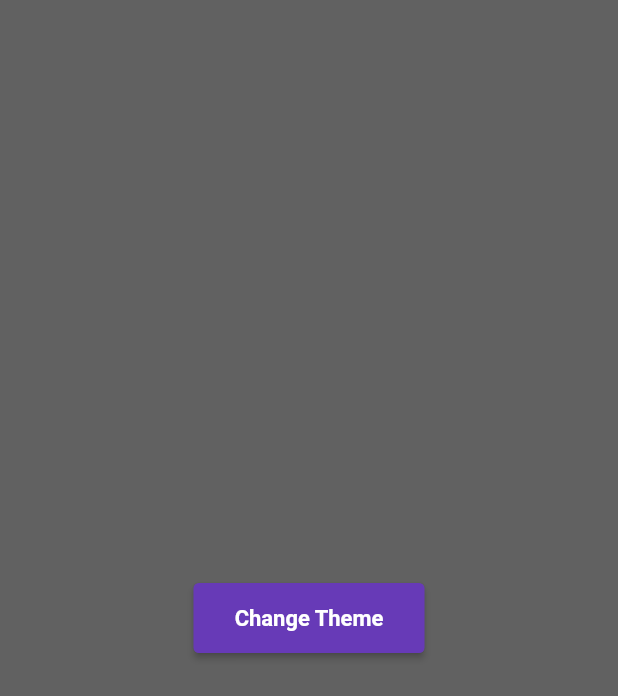
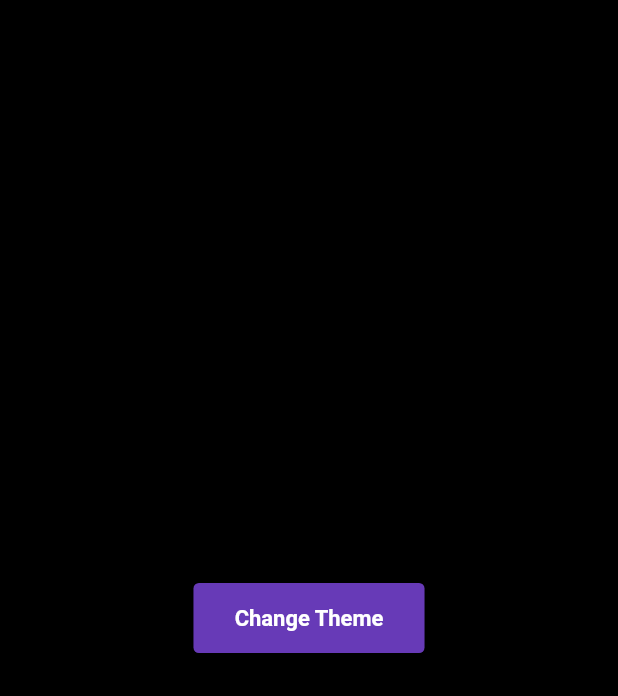
Before and after one commit to ScribbleRiyad/test_project, a Flutter app: the HomePage screen opened by its route, after a tap on "Change Theme", on a phone screen of 412 x 824 dp. Shown: the top 696 px of the screen. Run offline on Flutter 3.47's test engine with Material 2 defaults, Android fonts, the phone set to English and light mode, and no system bars; our stand-ins replace auto_route, dio, get, get_storage, google_fonts, responsive_framework; accounts and stored records are empty; statements that could not run were skipped.

Commit message:
fixing Color

```diff
--- a/lib/app/Utils/constants.dart
+++ b/lib/app/Utils/constants.dart
@@ -1,41 +1 @@
-import 'package:flutter/material.dart';
-import 'package:get/get.dart';
-import 'package:google_fonts/google_fonts.dart';
-import 'package:shared_preferences/shared_preferences.dart';
-
-class Constants {
-  static final light = ThemeData.light().copyWith(
-    backgroundColor: Colors.white,
-    buttonColor: Colors.cyan,
-    bottomAppBarColor: Colors.cyan,
-    buttonTheme: const ButtonThemeData(
-      buttonColor: Colors.cyan,
-      textTheme: ButtonTextTheme.primary,
-    ),
-  );
-  static final dark = ThemeData.dark().copyWith(
-    scaffoldBackgroundColor: Colors.black,
-    buttonColor: Colors.deepPurple,
-    bottomAppBarColor: Colors.deepPurple,
-    buttonTheme: const ButtonThemeData(
-      buttonColor: Colors.deepPurple,
-      textTheme: ButtonTextTheme.primary,
-    ),
-  );
-  final RxBool isLightTheme = false.obs;
-
-  final Future<SharedPreferences> _prefs = SharedPreferences.getInstance();
-
-  saveThemeStatus() async {
-    SharedPreferences pref = await _prefs;
-    pref.setBool('theme', isLightTheme.value);
-  }
-
-  getThemeStatus() async {
-    var isLight = _prefs.then((SharedPreferences prefs) {
-      return prefs.getBool('theme') ?? true;
-    }).obs;
-    isLightTheme.value = await isLight.value;
-    Get.changeThemeMode(isLightTheme.value ? ThemeMode.light : ThemeMode.dark);
-  }
-}
+class Constants {}
--- /dev/null
+++ b/lib/app/Utils/theme_data.dart
@@ -0,0 +1,35 @@
+import 'package:flutter/material.dart';
+import 'package:google_fonts/google_fonts.dart';
+
+class Themes {
+  static final light = ThemeData.light().copyWith(
+    brightness: Brightness.dark,
+colorScheme:const ColorScheme.light(
+    brightness :Brightness.light,
+    onSecondary : Colors.black,
+  error :  Color(0xffb00020),
+    onError : Colors.white,
+       background : Colors.white,
+     onBackground : Colors.black,
+     surface = Colors.white,   Color onSurface = Colors.black,   Color? surfaceVariant,   Color? onSurfaceVariant,   Color? outline,   Color? outlineVariant,   Color? shadow,   Color? scrim,   Color? inverseSurface,   Color? onInverseSurface,   Color? inversePrimary,   Color? surfaceTint,   Color? primaryVariant = const Color(0xff3700b3),   Color? secondaryVariant = const Color(0xff018786)
+)  ,
+    visualDensity: VisualDensity.adaptivePlatformDensity,
+    backgroundColor: Colors.white,
+    buttonColor: Colors.cyan,
+    bottomAppBarColor: Colors.cyan,
+    buttonTheme: const ButtonThemeData(
+      buttonColor: Colors.cyan,
+      textTheme: ButtonTextTheme.primary,
+    ),
+  );
+  static final dark = ThemeData.dark().copyWith(
+    visualDensity: VisualDensity.adaptivePlatformDensity,
+    backgroundColor: Colors.black,
+    buttonColor: Colors.deepPurple,
+    bottomAppBarColor: Colors.deepPurple,
+    buttonTheme: const ButtonThemeData(
+      buttonColor: Colors.deepPurple,
+      textTheme: ButtonTextTheme.primary,
+    ),
+  );
+}
--- a/lib/app/Utils/theme_service.dart
+++ b/lib/app/Utils/theme_service.dart
@@ -3,16 +3,16 @@ import 'package:get/get.dart';
 import 'package:get_storage/get_storage.dart';
 
 class ThemeService {
-  final _box = GetStorage();
-  final _key = 'isThemeMode';
+  final box = GetStorage();
+  final key = 'isThemeMode';
 
-  ThemeMode get theme => _loadThemeFromBox() ? ThemeMode.dark : ThemeMode.light;
+  ThemeMode get theme => loadThemeFromBox() ? ThemeMode.dark : ThemeMode.light;
 
-  bool _loadThemeFromBox() => _box.read(_key) ?? false;
-  _saveThemeToBox(bool isDarkMode) => _box.write(_key, isDarkMode);
+  bool loadThemeFromBox() => box.read(key) ?? false;
+  saveThemeToBox(bool isDarkMode) => box.write(key, isDarkMode);
 
   void switchTheme() {
-    Get.changeThemeMode(_loadThemeFromBox() ? ThemeMode.light : ThemeMode.dark);
-    _saveThemeToBox(!_loadThemeFromBox());
+    Get.changeThemeMode(loadThemeFromBox() ? ThemeMode.light : ThemeMode.dark);
+    saveThemeToBox(!loadThemeFromBox());
   }
 }
```
Also changed, not shown: lib/main.dart (+3 -6 lines).
